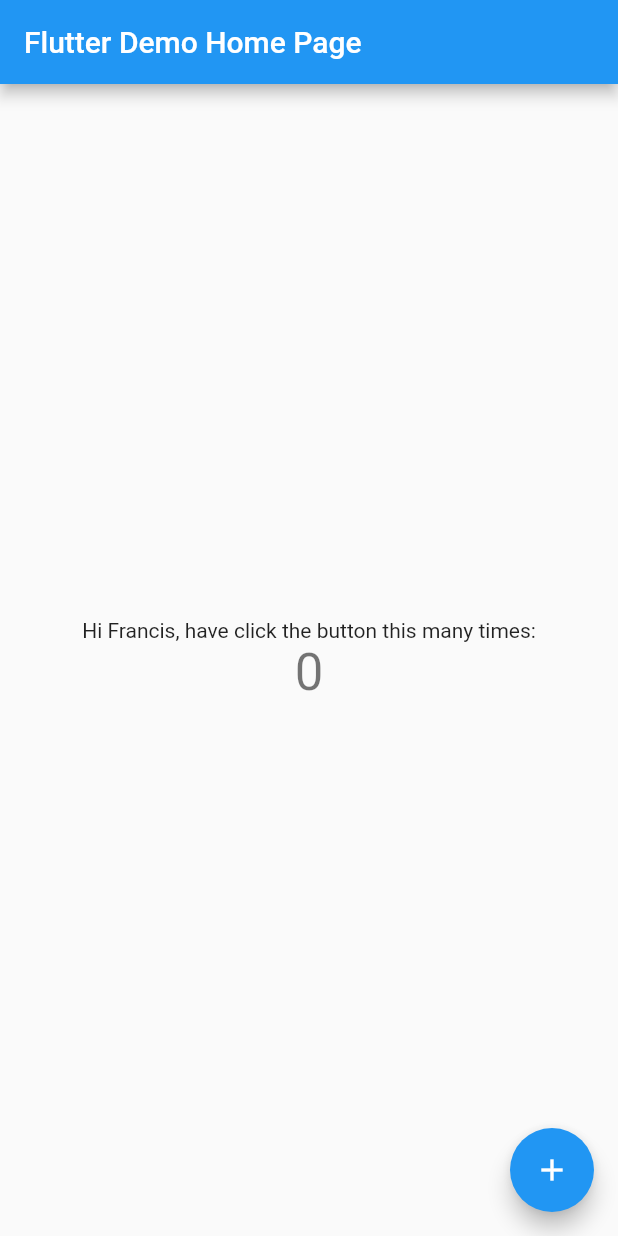
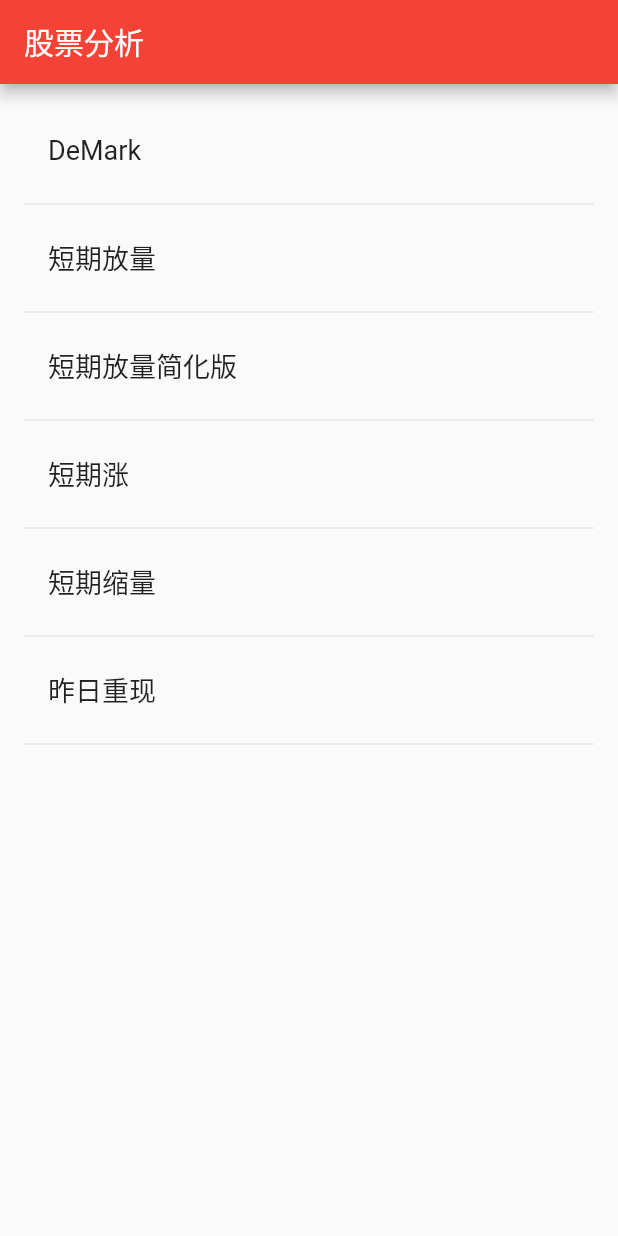
Before and after one commit to yanqiw/flutter-pilot, a Flutter app: the screen it shows after launch, on a phone screen of 412 x 824 dp. Run offline on Flutter 3.47's test engine with Material 2 defaults, Android fonts, the phone set to English and light mode, and no system bars; our stand-ins replace webview_flutter.

Commit message:
feat:intergrate hope2

```diff
--- /dev/null
+++ b/lib/consistent/reportType.dart
@@ -0,0 +1,27 @@
+const REPORT_TYPES = [
+  {
+    "name": "DeMark",
+    "url": "http://hope2.qianyitian.com:8003/analysis/Demark/daily"
+  },
+  {
+    "name": "短期放量",
+    "url": "http://hope2.qianyitian.com:8003/analysis/SuddentHighVolume/daily"
+  },
+  {
+    "name": "短期放量简化版",
+    "url":
+        "http://hope2.qianyitian.com:8003/analysis/SuddentHighVolumeLite/daily"
+  },
+  {
+    "name": "短期涨",
+    "url": "http://hope2.qianyitian.com:8003/analysis/SuddentIncrease/daily"
+  },
+  {
+    "name": "短期缩量",
+    "url": "http://hope2.qianyitian.com:8003/analysis/SuddentLowVolume/daily"
+  },
+  {
+    "name": "昨日重现",
+    "url": "http://hope2.qianyitian.com:8003/analysis/YesterdayOnceMore/daily"
+  },
+];
--- /dev/null
+++ b/lib/containers/home.dart
@@ -0,0 +1,63 @@
+import 'package:flutter/material.dart';
+import '../consistent/reportType.dart';
+import './ReportDetail.dart';
+
+class Home extends StatefulWidget {
+  @override
+  _HomeState createState() => _HomeState();
+}
+
+class _HomeState extends State<Home> {
+  List<Map<String, String>> _reportTypes = REPORT_TYPES;
+
+  final _biggerFont = const TextStyle(fontSize: 18.0);
+
+  @override
+  Widget build(BuildContext context) {
+    return Scaffold(
+      appBar: new AppBar(
+        title: new Text('股票分析'),
+      ),
+      body: _reportType(context),
+    );
+  }
+
+  Widget _reportType(BuildContext context) {
+    return new ListView.builder(
+        itemCount: _reportTypes.length * 2,
+        padding: const EdgeInsets.all(16.0),
+        // 对于每个建议的单词对都会调用一次itemBuilder，然后将单词对添加到ListTile行中
+        // 在偶数行，该函数会为单词对添加一个ListTile row.
+        // 在奇数行，该函数会添加一个分割线widget，来分隔相邻的词对。
+        // 注意，在小屏幕上，分割线看起来可能比较吃力。
+        itemBuilder: (context, i) {
+          // 在每一列之前，添加一个1像素高的分隔线widget
+          if (i.isOdd) return new Divider();
+          // 语法 "i ~/ 2" 表示i除以2，但返回值是整形（向下取整），比如i为：1, 2, 3, 4, 5
+          // 时，结果为0, 1, 1, 2, 2， 这可以计算出ListView中减去分隔线后的实际单词对数量
+          final index = i ~/ 2;
+          // 如果是建议列表中最后一个单词对
+          if (index >= _reportTypes.length) {
+            // ...接着再生成10个单词对，然后添加到建议列表
+            _reportTypes.addAll(REPORT_TYPES);
+          }
+
+          var item = _reportTypes[index];
+          return _buildRow(item, context);
+        });
+  }
+
+  Widget _buildRow(reportType, BuildContext context) {
+    return new ListTile(
+      title: new Text(
+        reportType["name"],
+        style: _biggerFont,
+      ),
+      onTap: () {
+        Navigator.push(context, MaterialPageRoute(builder: (context) {
+          return new ReportDetail(reportType: reportType);
+        }));
+      },
+    );
+  }
+}
--- a/lib/main.dart
+++ b/lib/main.dart
@@ -1,4 +1,6 @@
 import 'package:flutter/material.dart';
+
+import './containers/home.dart';
 
 void main() {
   runApp(MyApp());
@@ -20,98 +22,13 @@ class MyApp extends StatelessWidget {
         // or simply save your changes to "hot reload" in a Flutter IDE).
         // Notice that the counter didn't reset back to zero; the application
         // is not restarted.
-        primarySwatch: Colors.blue,
+        primarySwatch: Colors.red,
         // This makes the visual density adapt to the platform that you run
         // the app on. For desktop platforms, the controls will be smaller and
         // closer together (more dense) than on mobile platforms.
         visualDensity: VisualDensity.adaptivePlatformDensity,
       ),
-      home: MyHomePage(title: 'Flutter Demo Home Page'),
+      home: Home(),
     );
   }
 }
-
-class MyHomePage extends StatefulWidget {
-  MyHomePage({Key key, this.title}) : super(key: key);
-
-  // This widget is the home page of your application. It is stateful, meaning
-  // that it has a State object (defined below) that contains fields that affect
-  // how it looks.
-
-  // This class is the configuration for the state. It holds the values (in this
-  // case the title) provided by the parent (in this case the App widget) and
-  // used by the build method of the State. Fields in a Widget subclass are
-  // always marked "final".
-
-  final String title;
-
-  @override
-  _MyHomePageState createState() => _MyHomePageState();
-}
-
-class _MyHomePageState extends State<MyHomePage> {
-  int _counter = 0;
-
-  void _incrementCounter() {
-    setState(() {
-      // This call to setState tells the Flutter framework that something has
-      // changed in this State, which causes it to rerun the build method below
-      // so that the display can reflect the updated values. If we changed
-      // _counter without calling setState(), then the build method would not be
-      // called again, and so nothing would appear to happen.
-      _counter++;
-    });
-  }
-
-  @override
-  Widget build(BuildContext context) {
-    // This method is rerun every time setState is called, for instance as done
-    // by the _incrementCounter method above.
-    //
-    // The Flutter framework has been optimized to make rerunning build methods
-    // fast, so that you can just rebuild anything that needs updating rather
-    // than having to individually change instances of widgets.
-    return Scaffold(
-      appBar: AppBar(
-        // Here we take the value from the MyHomePage object that was created by
-        // the App.build method, and use it to set our appbar title.
-        title: Text(widget.title),
-      ),
-      body: Center(
-        // Center is a layout widget. It takes a single child and positions it
-        // in the middle of the parent.
-        child: Column(
-          // Column is also a layout widget. It takes a list of children and
-          // arranges them vertically. By default, it sizes itself to fit its
-          // children horizontally, and tries to be as tall as its parent.
-          //
-          // Invoke "debug painting" (press "p" in the console, choose the
-          // "Toggle Debug Paint" action from the Flutter Inspector in Android
-          // Studio, or the "Toggle Debug Paint" command in Visual Studio Code)
-          // to see the wireframe for each widget.
-          //
-          // Column has various properties to control how it sizes itself and
-          // how it positions its children. Here we use mainAxisAlignment to
-          // center the children vertically; the main axis here is the vertical
-          // axis because Columns are vertical (the cross axis would be
-          // horizontal).
-          mainAxisAlignment: MainAxisAlignment.center,
-          children: <Widget>[
-            Text(
-              'Hi Francis, have click the button this many times:',
-            ),
-            Text(
-              '$_counter',
-              style: Theme.of(context).textTheme.headline4,
-            ),
-          ],
-        ),
-      ),
-      floatingActionButton: FloatingActionButton(
-        onPressed: _incrementCounter,
-        tooltip: 'Increment',
-        child: Icon(Icons.add),
-      ), // This trailing comma makes auto-formatting nicer for build methods.
-    );
-  }
-}
--- a/pubspec.yaml
+++ b/pubspec.yaml
@@ -3,7 +3,7 @@ description: A new Flutter project.
 
 # The following line prevents the package from being accidentally published to
 # pub.dev using `pub publish`. This is preferred for private packages.
-publish_to: 'none' # Remove this line if you wish to publish to pub.dev
+publish_to: "none" # Remove this line if you wish to publish to pub.dev
 
 # The following defines the version and build number for your application.
 # A version number is three numbers separated by dots, like 1.2.43
@@ -24,10 +24,11 @@ dependencies:
   flutter:
     sdk: flutter
 
-
   # The following adds the Cupertino Icons font to your application.
   # Use with the CupertinoIcons class for iOS style icons.
   cupertino_icons: ^0.1.3
+  english_words: ^3.1.5
+  webview_flutter: ^0.3.23
 
 dev_dependencies:
   flutter_test:
@@ -38,7 +39,6 @@ dev_dependencies:
 
 # The following section is specific to Flutter.
 flutter:
-
   # The following line ensures that the Material Icons font is
   # included with your application, so that you can use the icons in
   # the material Icons class.
```
Also changed, not shown: lib/containers/ReportDetail.dart (added, +122 -0 lines), pubspec.lock, 10 other files.
